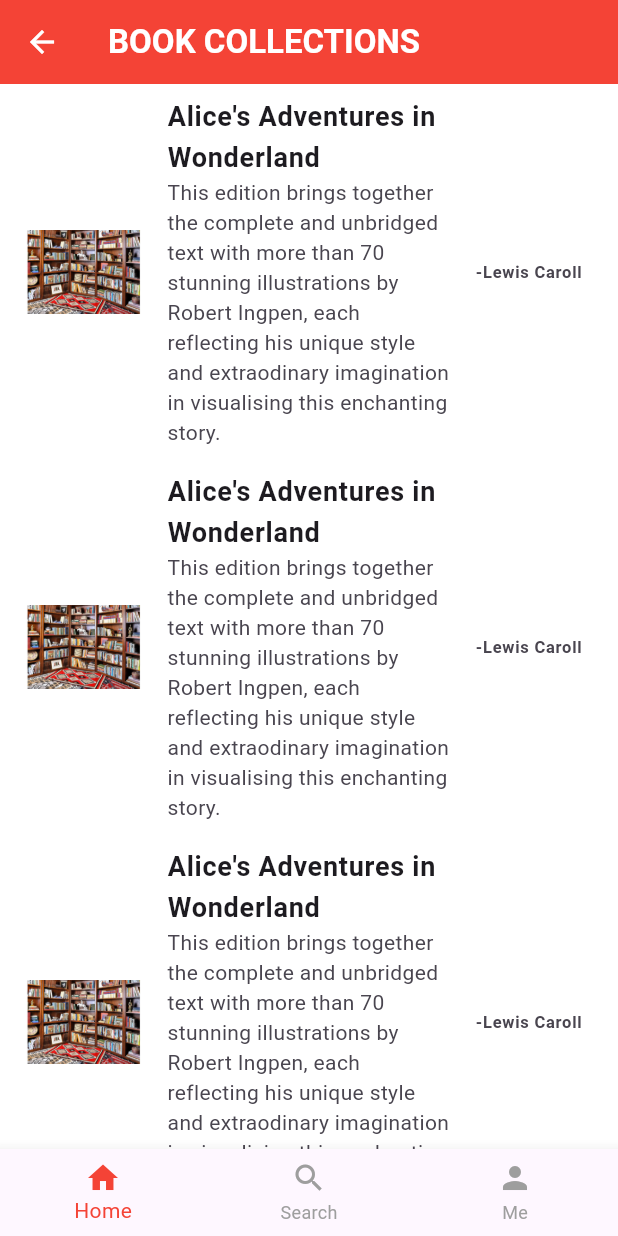
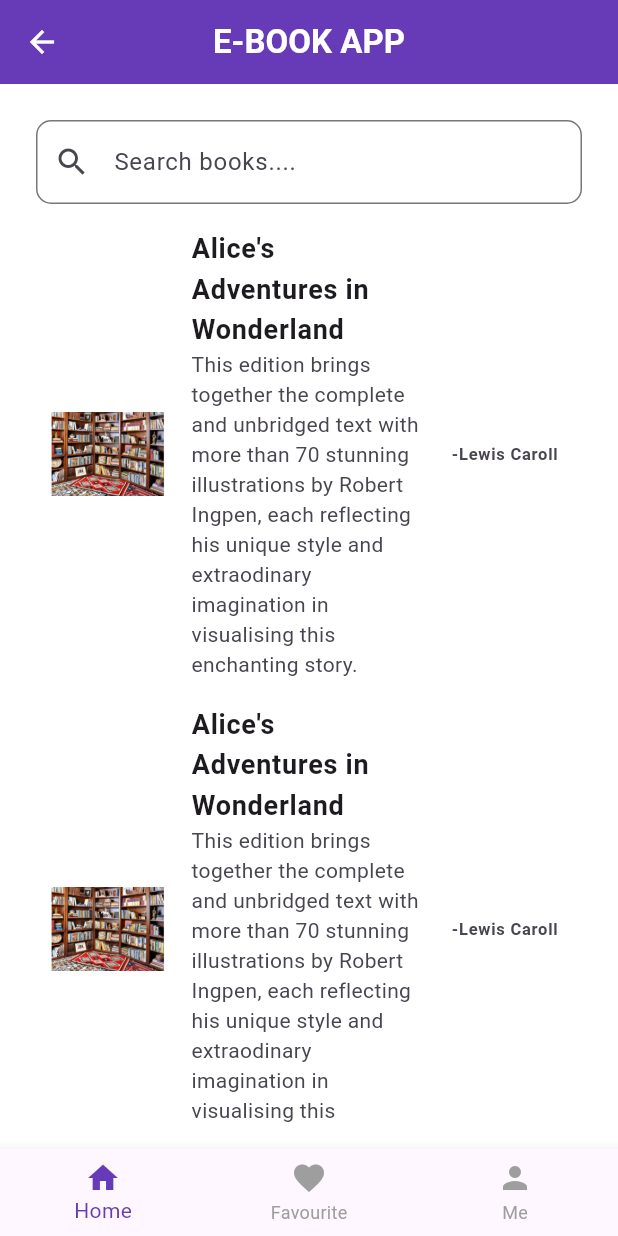
Before and after one commit to ANNIE280/newtask, a Flutter app: the screen it shows after launch, after a tap on "Get Started", on a phone screen of 412 x 824 dp. Run offline on Flutter 3.47's test engine with Material 3 defaults, Android fonts, the phone set to English and light mode, and no system bars; our stand-ins replace shared_preferences.

Commit message:
first commit

```diff
--- /dev/null
+++ b/devtools_options.yaml
@@ -0,0 +1,3 @@
+description: This file stores settings for Dart & Flutter DevTools.
+documentation: https://docs.flutter.dev/tools/devtools/extensions#configure-extension-enablement-states
+extensions:
--- a/lib/home.dart
+++ b/lib/home.dart
@@ -1,5 +1,7 @@
 import 'package:flutter/material.dart';
 import 'package:newtask/home_section.dart';
+import 'themecontroller.dart';
+import 'package:provider/provider.dart';
 
 // ignore: must_be_immutable
 class MyHomePage extends StatelessWidget {
@@ -10,19 +12,38 @@ class MyHomePage extends StatelessWidget {
   Widget build(BuildContext context) {
     _deviceHeight = MediaQuery.of(context).size.height;
     _deviceWidth = MediaQuery.of(context).size.width;
+    final themeProvider = Provider.of<ThemeController>(context);
+    bool isDarkMode = themeProvider.themeMode == ThemeMode.dark;
     return Scaffold(
       appBar: AppBar(
-        title: const Text(
+        title: Text(
           'E-BOOK',
           style: TextStyle(
-            color: Colors.red,
+            color:
+                themeProvider.themeMode == ThemeMode.light
+                    ? Colors.red
+                    : Colors.grey,
             fontSize: 50,
             fontWeight: FontWeight.bold,
           ),
         ),
+        backgroundColor:
+            themeProvider.themeMode == ThemeMode.light
+                ? Colors.white
+                : Colors.black,
+        actions: [
+          Switch(
+            activeColor: Colors.grey,
+            value: isDarkMode,
+            onChanged: (value) {
+              themeProvider.toggleTheme(value);
+            },
+          ),
+        ],
       ),
       body: Stack(
         children: [
+          Padding(padding: EdgeInsets.all(8.0)),
           Image.asset(
             'assets/images/books.jpeg',
             fit: BoxFit.cover,
@@ -31,19 +52,30 @@ class MyHomePage extends StatelessWidget {
           ),
           Column(
             mainAxisAlignment: MainAxisAlignment.center,
+            crossAxisAlignment: CrossAxisAlignment.center,
             children: [
               Container(
-                padding: EdgeInsets.all(30),
+                alignment: Alignment.center,
+                margin: EdgeInsets.fromLTRB(0, 0, 0, 10),
+                padding: EdgeInsets.all(10),
                 width: _deviceWidth,
                 height: _deviceHeight * 0.1,
-                decoration: BoxDecoration(color: Colors.white),
+                decoration: BoxDecoration(
+                  color:
+                      themeProvider.themeMode == ThemeMode.light
+                          ? Colors.white
+                          : Colors.black,
+                ),
                 child: Text(
                   'Welcome to E-Book!',
                   textAlign: TextAlign.center,
 
                   style: TextStyle(
                     fontSize: 25,
-                    color: Colors.red,
+                    color:
+                        themeProvider.themeMode == ThemeMode.light
+                            ? Colors.red
+                            : Colors.grey,
                     fontWeight: FontWeight.bold,
                   ),
                 ),
--- a/lib/home_section.dart
+++ b/lib/home_section.dart
@@ -1,4 +1,7 @@
 import 'package:flutter/material.dart';
+import 'package:provider/provider.dart';
+import 'themecontroller.dart';
+import 'profile.dart';
 
 class HomeSection extends StatefulWidget {
   const HomeSection({super.key});
@@ -12,11 +15,11 @@ class _HomeSectionState extends State<HomeSection> {
 
   static final List<Widget> _pages = <Widget>[
     _bookListView(),
-    Text('Search', style: TextStyle(fontSize: 35, fontWeight: FontWeight.bold)),
     Text(
-      'Profile',
+      'My Favorite Books',
       style: TextStyle(fontSize: 35, fontWeight: FontWeight.bold),
     ),
+    MyProfileSection(),
   ];
 
   void _onItemTapped(int index) {
@@ -27,9 +30,14 @@ class _HomeSectionState extends State<HomeSection> {
 
   @override
   Widget build(BuildContext context) {
+    final themeProvider = Provider.of<ThemeController>(context);
     return Scaffold(
       appBar: AppBar(
-        backgroundColor: Colors.red,
+        backgroundColor:
+            themeProvider.themeMode == ThemeMode.light
+                ? Colors.deepPurple
+                : Colors.black,
+
         leading: IconButton(
           onPressed: () {
             Navigator.pop(context);
@@ -37,20 +45,30 @@ class _HomeSectionState extends State<HomeSection> {
           icon: Icon(Icons.arrow_back, color: Colors.white),
         ),
         title: Text(
-          'BOOK COLLECTIONS',
+          'E-BOOK APP',
           style: TextStyle(color: Colors.white, fontWeight: FontWeight.bold),
         ),
+        centerTitle: true,
       ),
-      body: _pages[_selectedIndex],
-      backgroundColor: Colors.white,
+      body: Padding(
+        padding: const EdgeInsets.all(16.0),
+        child: _pages[_selectedIndex],
+      ),
+      backgroundColor:
+          themeProvider.themeMode == ThemeMode.light
+              ? Colors.white
+              : Colors.black,
       bottomNavigationBar: BottomNavigationBar(
         items: [
           BottomNavigationBarItem(icon: Icon(Icons.home), label: 'Home'),
-          BottomNavigationBarItem(icon: Icon(Icons.search), label: 'Search'),
+          BottomNavigationBarItem(
+            icon: Icon(Icons.favorite),
+            label: 'Favourite',
+          ),
           BottomNavigationBarItem(icon: Icon(Icons.person), label: 'Me'),
         ],
         currentIndex: _selectedIndex,
-        selectedItemColor: Colors.red,
+        selectedItemColor: Colors.deepPurple,
         unselectedItemColor: Colors.grey,
         onTap: _onItemTapped,
       ),
@@ -59,7 +77,20 @@ class _HomeSectionState extends State<HomeSection> {
 }
 
 Widget _bookListView() {
-  return ListView(
+  return Column(
+    children: [
+      Padding(
+        padding: EdgeInsets.all(8.0),
+        child: TextField(
+          decoration: InputDecoration(
+            hintText: 'Search books....',
+            prefixIcon: Icon(Icons.search),
+            border: OutlineInputBorder(borderRadius: BorderRadius.circular(10)),
+          ),
+        ),
+      ),
+      Expanded(
+        child: ListView(
           children: [
             ListTile(
               leading: Image.asset('assets/images/books.jpeg'),
@@ -85,94 +116,14 @@ Widget _bookListView() {
                 '-Lewis Caroll',
                 style: TextStyle(fontWeight: FontWeight.bold),
               ),
-        subtitle: Text(
-          'This edition brings together the complete and unbridged text with more than 70 stunning illustrations by Robert Ingpen, each reflecting his unique style and extraodinary imagination in visualising this enchanting story.',
-        ),
-      ),
-      ListTile(
-        leading: Image.asset('assets/images/books.jpeg'),
-        title: Text(
-          "Alice's Adventures in Wonderland",
-          style: TextStyle(fontWeight: FontWeight.bold, fontSize: 18),
-        ),
-        trailing: Text(
-          '-Lewis Caroll',
-          style: TextStyle(fontWeight: FontWeight.bold),
-        ),
-        subtitle: Text(
-          'This edition brings together the complete and unbridged text with more than 70 stunning illustrations by Robert Ingpen, each reflecting his unique style and extraodinary imagination in visualising this enchanting story.',
-        ),
-      ),
-      ListTile(
-        leading: Image.asset('assets/images/books.jpeg'),
-        title: Text(
-          "Alice's Adventures in Wonderland",
-          style: TextStyle(fontWeight: FontWeight.bold, fontSize: 18),
-        ),
-        trailing: Text(
-          '-Lewis Caroll',
-          style: TextStyle(fontWeight: FontWeight.bold),
-        ),
-        subtitle: Text(
-          'This edition brings together the complete and unbridged text with more than 70 stunning illustrations by Robert Ingpen, each reflecting his unique style and extraodinary imagination in visualising this enchanting story.',
-        ),
-      ),
-      ListTile(
-        leading: Image.asset('assets/images/books.jpeg'),
-        title: Text(
-          "Alice's Adventures in Wonderland",
-          style: TextStyle(fontWeight: FontWeight.bold, fontSize: 18),
-        ),
-        trailing: Text(
-          '-Lewis Caroll',
-          style: TextStyle(fontWeight: FontWeight.bold),
-        ),
-        subtitle: Text(
-          'This edition brings together the complete and unbridged text with more than 70 stunning illustrations by Robert Ingpen, each reflecting his unique style and extraodinary imagination in visualising this enchanting story.',
-        ),
-      ),
-      ListTile(
-        leading: Image.asset('assets/images/books.jpeg'),
-        title: Text(
-          "Alice's Adventures in Wonderland",
-          style: TextStyle(fontWeight: FontWeight.bold, fontSize: 18),
-        ),
-        trailing: Text(
-          '-Lewis Caroll',
-          style: TextStyle(fontWeight: FontWeight.bold),
-        ),
-        subtitle: Text(
-          'This edition brings together the complete and unbridged text with more than 70 stunning illustrations by Robert Ingpen, each reflecting his unique style and extraodinary imagination in visualising this enchanting story.',
-        ),
-      ),
-      ListTile(
-        leading: Image.asset('assets/images/books.jpeg'),
-        title: Text(
-          "Alice's Adventures in Wonderland",
-          style: TextStyle(fontWeight: FontWeight.bold, fontSize: 18),
-        ),
-        trailing: Text(
-          '-Lewis Caroll',
-          style: TextStyle(fontWeight: FontWeight.bold),
-        ),
-        subtitle: Text(
-          'This edition brings together the complete and unbridged text with more than 70 stunning illustrations by Robert Ingpen, each reflecting his unique style and extraodinary imagination in visualising this enchanting story.',
-        ),
-      ),
-      ListTile(
-        leading: Image.asset('assets/images/books.jpeg'),
-        title: Text(
-          "Alice's Adventures in Wonderland",
-          style: TextStyle(fontWeight: FontWeight.bold, fontSize: 18),
-        ),
-        trailing: Text(
-          '-Lewis Caroll',
-          style: TextStyle(fontWeight: FontWeight.bold),
-        ),
+
               subtitle: Text(
                 'This edition brings together the complete and unbridged text with more than 70 stunning illustrations by Robert Ingpen, each reflecting his unique style and extraodinary imagination in visualising this enchanting story.',
               ),
             ),
           ],
+        ),
+      ),
+    ],
   );
 }
--- a/lib/main.dart
+++ b/lib/main.dart
@@ -1,8 +1,12 @@
 import 'package:flutter/material.dart';
 import 'package:newtask/home.dart';
+import 'themecontroller.dart';
+import 'package:provider/provider.dart';
 
 void main() {
-  runApp(const MyApp());
+  runApp(
+    ChangeNotifierProvider(create: (_) => ThemeController(), child: MyApp()),
+  );
 }
 
 class MyApp extends StatelessWidget {
@@ -10,9 +14,12 @@ class MyApp extends StatelessWidget {
 
   @override
   Widget build(BuildContext context) {
+    final themeProvider = Provider.of<ThemeController>(context);
     return MaterialApp(
       title: 'E-BOOk',
-      theme: ThemeData(primarySwatch: Colors.blue),
+      themeMode: themeProvider.themeMode,
+      theme: ThemeData(brightness: Brightness.light),
+      darkTheme: ThemeData(brightness: Brightness.dark),
       home: MyHomePage(),
     );
   }
--- /dev/null
+++ b/lib/themecontroller.dart
@@ -0,0 +1,29 @@
+import 'package:flutter/material.dart';
+import 'package:shared_preferences/shared_preferences.dart';
+
+class ThemeController extends ChangeNotifier {
+  ThemeMode _themeMode = ThemeMode.system;
+  ThemeMode get themeMode => _themeMode;
+
+  ThemeController() {
+    loadTheme();
+  }
+
+  void toggleTheme(bool isDark) {
+    _themeMode = isDark ? ThemeMode.dark : ThemeMode.light;
+    saveTheme(isDark);
+    notifyListeners();
+  }
+
+  void saveTheme(bool isDark) async {
+    SharedPreferences prefs = await SharedPreferences.getInstance();
+    prefs.setBool('isDarkMode', isDark);
+  }
+
+  void loadTheme() async {
+    SharedPreferences prefs = await SharedPreferences.getInstance();
+    bool? isDarkMode = prefs.getBool('isDarkMode');
+    _themeMode = isDarkMode == true ? ThemeMode.dark : ThemeMode.light;
+    notifyListeners();
+  }
+}
--- a/pubspec.yaml
+++ b/pubspec.yaml
@@ -30,6 +30,8 @@ environment:
 dependencies:
   flutter:
     sdk: flutter
+  provider: ^6.1.5
+  shared_preferences: ^2.5.3
 
   # The following adds the Cupertino Icons font to your application.
   # Use with the CupertinoIcons class for iOS style icons.
```
Also changed, not shown: lib/profile.dart (added, +43 -0 lines), pubspec.lock, 1 other file. Lines whose indentation alone changed are shown as unchanged.
